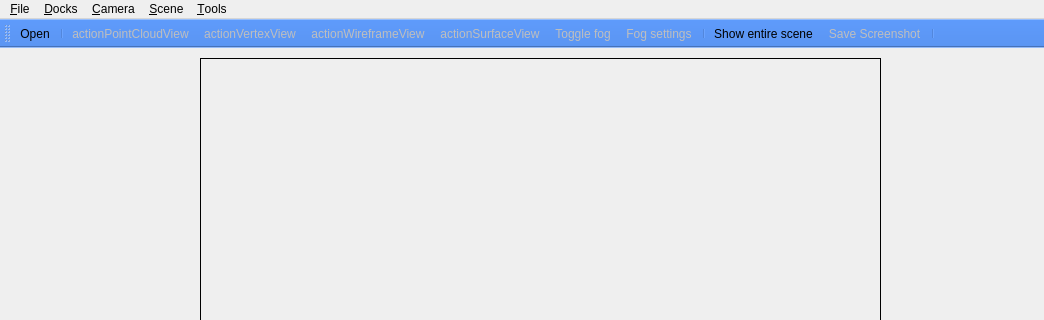
First picture: the form in src/qglviewer/ui/MainWindow.ui, repository uos/lvr2, before the edit; both pictures show x 0 to 1044 and y 0 to 320 of the 1044 by 795 pixel window.
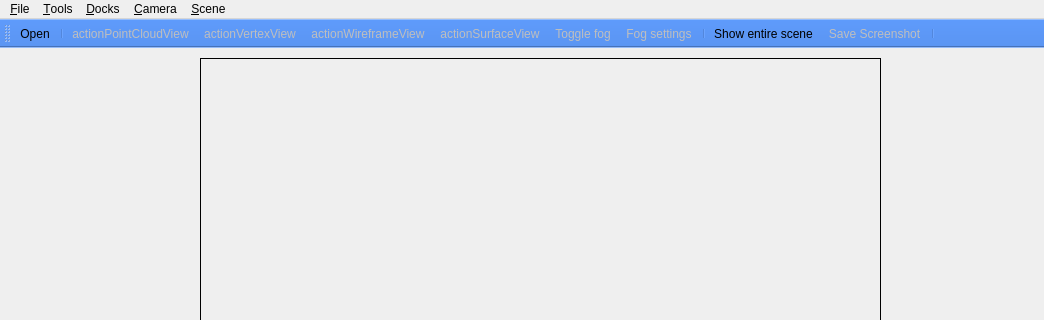
Second picture: the form after the edit. Icons and pictures are not drawn.

Commit message: Generated infrastructure for meshing integration into gui

Patch:
```diff
--- a/src/qglviewer/ui/MainWindow.ui
+++ b/src/qglviewer/ui/MainWindow.ui
@@ -520,10 +520,10 @@
     <addaction name="actionFog_settings"/>
    </widget>
    <addaction name="menu_File"/>
+   <addaction name="menu_Tools"/>
    <addaction name="menuView"/>
    <addaction name="menu_View"/>
    <addaction name="menu_Scene"/>
-   <addaction name="menu_Tools"/>
   </widget>
   <widget class="QStatusBar" name="statusbar"/>
   <widget class="QToolBar" name="toolBar">
```
Left out of the diff: 13 changed lines with no effect on the pictures. The commit also changes 1 other file.
